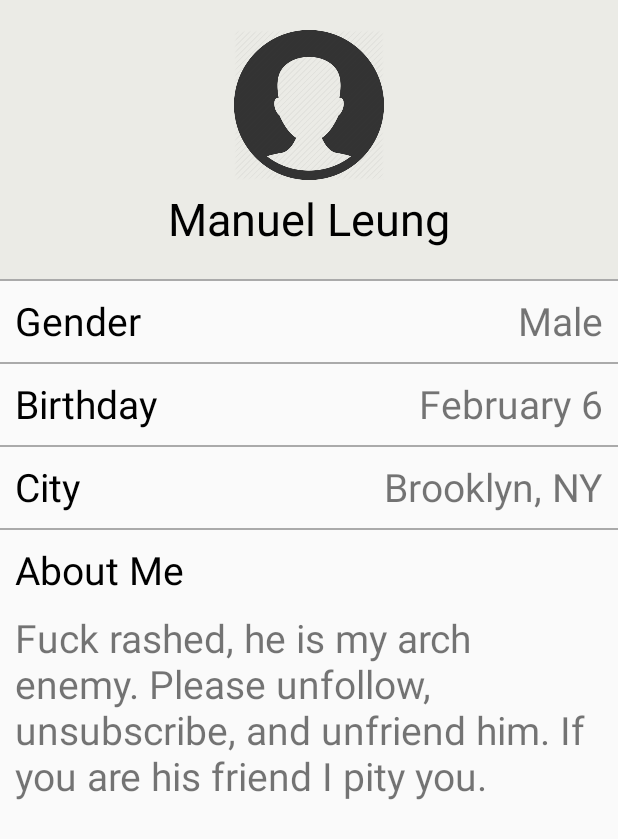
After one commit to manuelleung/HiddenMessage, an Android app: the layout activity_profile.xml on its own in the app's theme, with its tools: preview values and no code run, on a phone screen of 412 x 824 dp. The commit adds this screen. Shown: the top 839 px of the screen. Run offline under Robolectric (Android 15) with nearby library versions, the phone set to English and light mode, and no system bars.

Commit message:
Added profile layout

```diff
--- a/app/src/main/java/com/hiddenmessageteam/ProfileActivity.java
+++ b/app/src/main/java/com/hiddenmessageteam/ProfileActivity.java
@@ -1,5 +1,6 @@
 package com.hiddenmessageteam;
 
+import android.os.Bundle;
 import android.support.v7.app.AppCompatActivity;
 
 /**
@@ -7,7 +8,8 @@ import android.support.v7.app.AppCompatActivity;
  */
 public class ProfileActivity extends AppCompatActivity {
 
-    public void onCreate() {
-
+    public void onCreate(Bundle savedInstanceState) {
+        super.onCreate(savedInstanceState);
+        setContentView(R.layout.activity_profile);
     }
 }
--- /dev/null
+++ b/app/src/main/res/layout/activity_profile.xml
@@ -0,0 +1,152 @@
+<?xml version="1.0" encoding="utf-8"?>
+<RelativeLayout xmlns:android="http://schemas.android.com/apk/res/android"
+    android:orientation="vertical"
+    android:layout_width="match_parent"
+    android:layout_height="match_parent">
+
+    <RelativeLayout
+        android:layout_width="match_parent"
+        android:layout_height="wrap_content"
+        android:background="#ebebe6"
+        android:id="@+id/top_layout">
+
+        <ImageView
+            android:layout_width="100dp"
+            android:layout_height="100dp"
+            android:id="@+id/profilepic"
+            android:src="@drawable/default_avatar"
+            android:layout_alignParentTop="true"
+            android:layout_centerHorizontal="true"
+            android:layout_marginTop="20dp" />
+
+        <TextView
+            android:layout_width="wrap_content"
+            android:layout_height="wrap_content"
+            android:id="@+id/name"
+            android:text="Manuel Leung"
+            android:textSize="30sp"
+            android:layout_below="@+id/profilepic"
+            android:layout_centerHorizontal="true"
+            android:layout_marginBottom="20dp"
+            android:layout_marginTop="5dp"
+            android:textColor="#000000"/>
+
+    </RelativeLayout>
+
+
+    <RelativeLayout
+        android:layout_width="match_parent"
+        android:layout_height="wrap_content"
+        android:id="@+id/bottom_layout"
+        android:layout_below="@id/top_layout">
+
+        <View
+            android:layout_width="match_parent"
+            android:layout_height="1dp"
+            android:background="@android:color/darker_gray"/>
+
+        <TextView
+            android:layout_width="wrap_content"
+            android:layout_height="wrap_content"
+            android:text="Gender"
+            android:textSize="26sp"
+            android:layout_margin="10sp"
+            android:layout_alignParentLeft="true"
+            android:textColor="#000000"/>
+
+        <TextView
+            android:layout_width="wrap_content"
+            android:layout_height="wrap_content"
+            android:id="@+id/gender"
+            android:text="Male"
+            android:textSize="26sp"
+            android:layout_margin="10sp"
+            android:layout_alignParentRight="true"/>
+
+        <View
+            android:layout_width="match_parent"
+            android:layout_height="1dp"
+            android:background="@android:color/darker_gray"
+            android:layout_below="@id/gender"/>
+
+        <TextView
+            android:layout_width="wrap_content"
+            android:layout_height="wrap_content"
+            android:text="Birthday"
+            android:textSize="26sp"
+            android:layout_margin="10sp"
+            android:layout_alignParentLeft="true"
+            android:textColor="#000000"
+            android:layout_below="@id/gender"/>
+
+        <TextView
+            android:layout_width="wrap_content"
+            android:layout_height="wrap_content"
+            android:id="@+id/birthday"
+            android:text="February 6"
+            android:textSize="26sp"
+            android:layout_margin="10sp"
+            android:layout_alignParentRight="true"
+            android:layout_below="@id/gender"/>
+
+        <View
+            android:layout_width="match_parent"
+            android:layout_height="1dp"
+            android:background="@android:color/darker_gray"
+            android:layout_below="@id/birthday"/>
+
+        <TextView
+            android:layout_width="wrap_content"
+            android:layout_height="wrap_content"
+            android:text="City"
+            android:textSize="26sp"
+            android:layout_margin="10sp"
+            android:layout_alignParentLeft="true"
+            android:textColor="#000000"
+            android:layout_below="@id/birthday"/>
+
+        <TextView
+            android:layout_width="wrap_content"
+            android:layout_height="wrap_content"
+            android:id="@+id/city"
+            android:text="Brooklyn, NY"
+            android:textSize="26sp"
+            android:layout_margin="10sp"
+            android:layout_alignParentRight="true"
+            android:layout_below="@id/birthday"/>
+
+        <View
+            android:layout_width="match_parent"
+            android:layout_height="1dp"
+            android:background="@android:color/darker_gray"
+            android:layout_below="@id/city"/>
+
+        <TextView
+            android:layout_width="wrap_content"
+            android:layout_height="wrap_content"
+            android:text="About Me"
+            android:id="@+id/about_title"
+            android:textSize="26sp"
+            android:layout_margin="10sp"
+            android:layout_alignParentLeft="true"
+            android:textColor="#000000"
+            android:layout_below="@id/city"/>
+
+        <TextView
+            android:layout_width="wrap_content"
+            android:layout_height="wrap_content"
+            android:id="@+id/interest"
+            android:text="Fuck rashed, he is my arch enemy. Please unfollow, unsubscribe, and unfriend him. If you are his friend I pity you."
+            android:textSize="26sp"
+            android:layout_marginLeft="10sp"
+            android:layout_marginRight="10sp"
+            android:layout_marginBottom="10sp"
+            android:layout_below="@id/about_title"/>
+
+
+
+    </RelativeLayout>
+
+
+
+</RelativeLayout>
```
